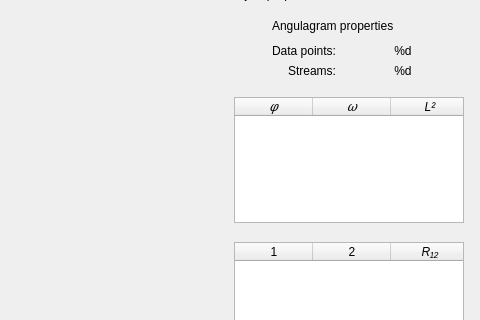
XXY1227/topino, file topino/ui/mainwindow.ui: the form before one commit; both pictures show x 464 to 944 and y 264 to 584 of the 944 by 739 pixel window.
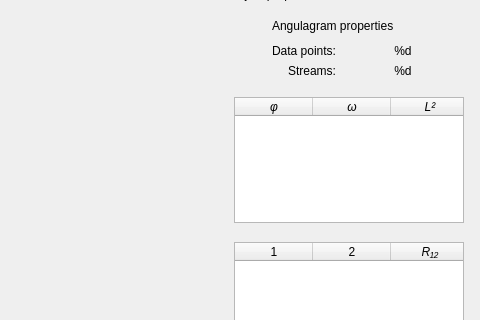
The form after the commit. Icons and pictures are not drawn.

Commit message: Replaced greek symbols in angulagram table on MacOS

Patch:
```diff
--- a/topino/ui/mainwindow.ui
+++ b/topino/ui/mainwindow.ui
@@ -1491,7 +1491,7 @@
          </attribute>
          <column>
           <property name="text">
-           <string>𝜑</string>
+           <string>φ</string>
           </property>
           <property name="font">
            <font>
@@ -1501,7 +1501,7 @@
          </column>
          <column>
           <property name="text">
-           <string>𝜔</string>
+           <string>ω</string>
           </property>
           <property name="font">
            <font>
```
Left out of the diff: 2 changed lines with no effect on the pictures.
